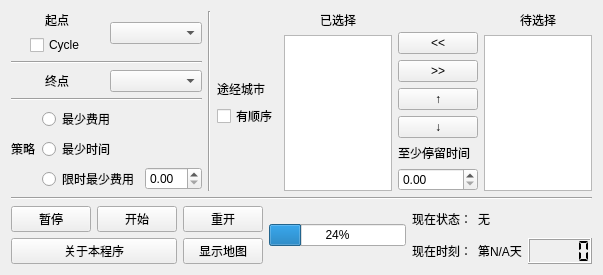
Qt form widget.ui (Shantom/Travel) before a commit.
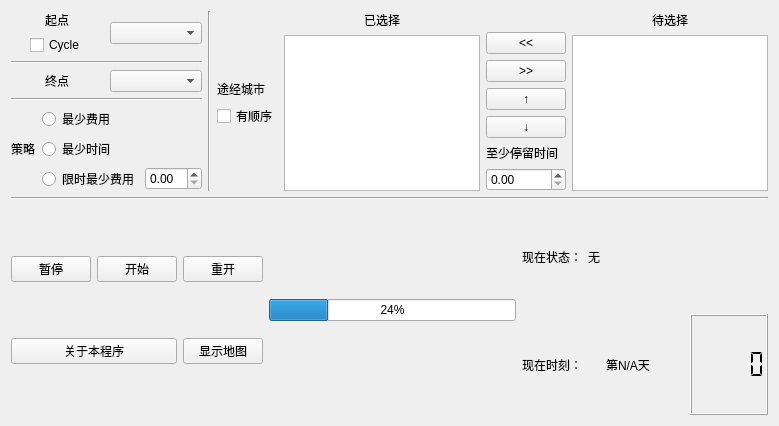
The same form after that commit.

Commit message: 修改窗口大小

```diff
--- a/widget.ui
+++ b/widget.ui
@@ -6,8 +6,8 @@
    <rect>
     <x>0</x>
     <y>0</y>
-    <width>603</width>
-    <height>257</height>
+    <width>779</width>
+    <height>426</height>
    </rect>
   </property>
   <property name="sizePolicy">
```
The commit also changes 2 other files.
